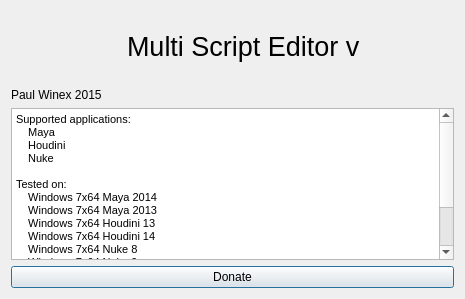
Above: pw_multiScriptEditor/widgets/about.ui from paulwinex/pw_MultiScriptEditor before the change. Below: the same form after it.
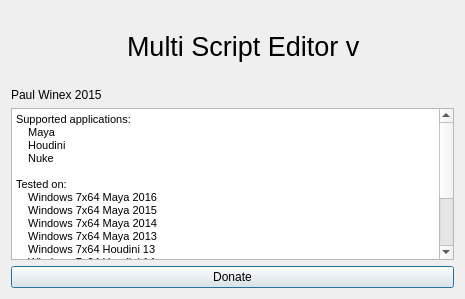
That is the form after the change.

Patch:
```diff
--- a/pw_multiScriptEditor/widgets/about.ui
+++ b/pw_multiScriptEditor/widgets/about.ui
@@ -94,6 +94,8 @@
 &lt;p style=&quot; margin-top:0px; margin-bottom:0px; margin-left:0px; margin-right:0px; -qt-block-indent:0; text-indent:0px;&quot;&gt;&lt;span style=&quot; font-size:8pt;&quot;&gt;    Nuke&lt;/span&gt;&lt;/p&gt;
 &lt;p style=&quot;-qt-paragraph-type:empty; margin-top:0px; margin-bottom:0px; margin-left:0px; margin-right:0px; -qt-block-indent:0; text-indent:0px; font-size:8pt;&quot;&gt;&lt;br /&gt;&lt;/p&gt;
 &lt;p style=&quot; margin-top:0px; margin-bottom:0px; margin-left:0px; margin-right:0px; -qt-block-indent:0; text-indent:0px;&quot;&gt;&lt;span style=&quot; font-size:8pt;&quot;&gt;Tested on:&lt;/span&gt;&lt;/p&gt;
+&lt;p style=&quot; margin-top:0px; margin-bottom:0px; margin-left:0px; margin-right:0px; -qt-block-indent:0; text-indent:0px;&quot;&gt;&lt;span style=&quot; font-size:8pt;&quot;&gt;    Windows 7x64 Maya 2016&lt;/span&gt;&lt;/p&gt;
+&lt;p style=&quot; margin-top:0px; margin-bottom:0px; margin-left:0px; margin-right:0px; -qt-block-indent:0; text-indent:0px;&quot;&gt;&lt;span style=&quot; font-size:8pt;&quot;&gt;    Windows 7x64 Maya 2015&lt;/span&gt;&lt;/p&gt;
 &lt;p style=&quot; margin-top:0px; margin-bottom:0px; margin-left:0px; margin-right:0px; -qt-block-indent:0; text-indent:0px;&quot;&gt;&lt;span style=&quot; font-size:8pt;&quot;&gt;    Windows 7x64 Maya 2014&lt;/span&gt;&lt;/p&gt;
 &lt;p style=&quot; margin-top:0px; margin-bottom:0px; margin-left:0px; margin-right:0px; -qt-block-indent:0; text-indent:0px;&quot;&gt;&lt;span style=&quot; font-size:8pt;&quot;&gt;    Windows 7x64 Maya 2013&lt;/span&gt;&lt;/p&gt;
 &lt;p style=&quot; margin-top:0px; margin-bottom:0px; margin-left:0px; margin-right:0px; -qt-block-indent:0; text-indent:0px;&quot;&gt;&lt;span style=&quot; font-size:8pt;&quot;&gt;    Windows 7x64 Houdini 13&lt;/span&gt;&lt;/p&gt;
```
